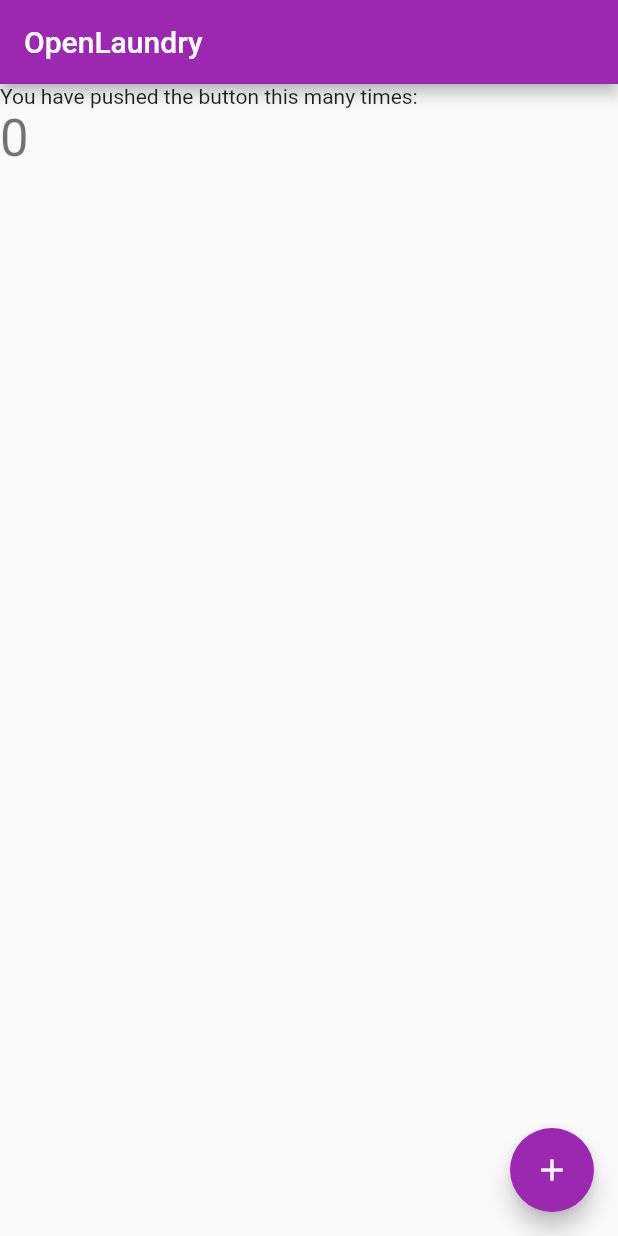
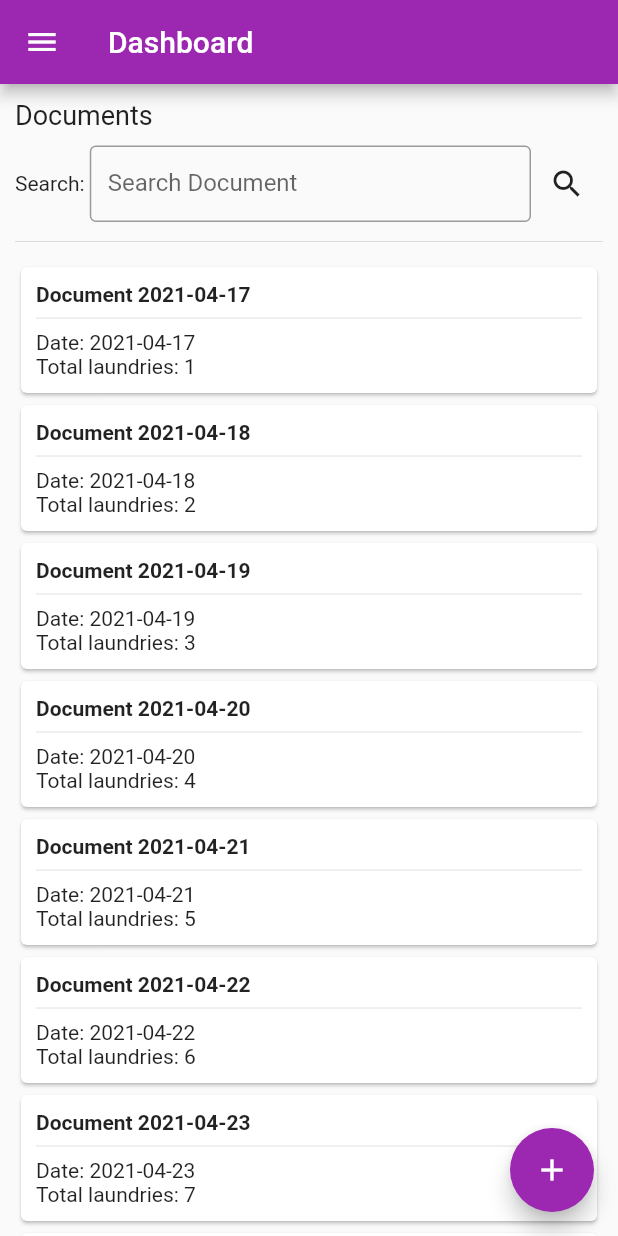
Before and after one commit to Rayendraa/openlaundry-mobile, a Flutter app: the screen it shows after launch, on a phone screen of 412 x 824 dp. Run offline on Flutter 3.47's test engine with Material 2 defaults, Android fonts, the phone set to English and light mode, and no system bars.

Commit message:
major frame

```diff
--- a/lib/main.dart
+++ b/lib/main.dart
@@ -1,4 +1,5 @@
 import 'package:flutter/material.dart';
+import 'package:openlaundry/document_editor.dart';
 
 void main() {
   runApp(MyApp());
@@ -22,31 +23,19 @@ class MyApp extends StatelessWidget {
         // is not restarted.
         primarySwatch: Colors.purple,
       ),
-      home: MyHomePage(title: 'OpenLaundry'),
+      home: MyHomePage(),
     );
   }
 }
 
 class MyHomePage extends StatefulWidget {
-  MyHomePage({Key? key, this.title}) : super(key: key);
-
-  // This widget is the home page of your application. It is stateful, meaning
-  // that it has a State object (defined below) that contains fields that affect
-  // how it looks.
-
-  // This class is the configuration for the state. It holds the values (in this
-  // case the title) provided by the parent (in this case the App widget) and
-  // used by the build method of the State. Fields in a Widget subclass are
-  // always marked "final".
-
-  final String? title;
-
   @override
   _MyHomePageState createState() => _MyHomePageState();
 }
 
 class _MyHomePageState extends State<MyHomePage> {
   int _counter = 0;
+  final _laundryDocumentSearchController = TextEditingController();
 
   void _incrementCounter() {
     setState(() {
@@ -68,32 +57,139 @@ class _MyHomePageState extends State<MyHomePage> {
     // fast, so that you can just rebuild anything that needs updating rather
     // than having to individually change instances of widgets.
     return Scaffold(
+      drawer: Drawer(
+        child: ListView(
+          padding: EdgeInsets.zero,
+          children: [
+            DrawerHeader(
+                decoration: BoxDecoration(color: Colors.purple),
+                child: Text(
+                  'OpenLaundry App',
+                  style: TextStyle(color: Colors.white),
+                )),
+            ListTile(
+              title: TextButton(
+                  onPressed: () {
+                    Navigator.pop(context);
+                  },
+                  child: Row(
+                    children: [Icon(Icons.dashboard), Text('Dashboard')],
+                  )),
+            ),
+            ListTile(
+              title: TextButton(
+                  onPressed: () {
+                    Navigator.pop(context);
+                  },
+                  child: Row(
+                    children: [Icon(Icons.group), Text('Users')],
+                  )),
+            ),
+          ],
+        ),
+      ),
       appBar: AppBar(
         // Here we take the value from the MyHomePage object that was created by
         // the App.build method, and use it to set our appbar title.
-        title: Text(widget.title!),
+        title: Text('Dashboard'),
       ),
       body: Center(
         // Center is a layout widget. It takes a single child and positions it
         // in the middle of the parent.
         child: RefreshIndicator(
           onRefresh: () async {},
+          child: Container(
+            margin: EdgeInsets.only(left: 10, right: 10),
+            child: RefreshIndicator(
+                onRefresh: () async {},
                 child: ListView(
                   physics: AlwaysScrollableScrollPhysics(),
-            children: <Widget>[
+                  children: [
+                    Container(
+                      margin: EdgeInsets.only(top: 10),
+                      child: Text(
+                        'Documents',
+                        style: TextStyle(fontSize: 18),
+                      ),
+                    ),
+                    Container(
+                      margin: EdgeInsets.only(top: 10),
+                      child: Row(
+                        children: [
                           Text(
-                'You have pushed the button this many times:',
+                            'Search: ',
+                            style: TextStyle(),
                           ),
-              Text(
-                '$_counter',
-                style: Theme.of(context).textTheme.headline4,
+                          Expanded(
+                            child: TextField(
+                              decoration: InputDecoration(
+                                border: OutlineInputBorder(),
+                                labelText: 'Search Document',
+                                isDense: true,
+                              ),
+                              controller: _laundryDocumentSearchController,
+                            ),
+                          ),
+                          IconButton(icon: Icon(Icons.search), onPressed: () {})
+                        ],
+                      ),
+                    ),
+                    Container(
+                      margin: EdgeInsets.only(top: 5, bottom: 5),
+                      child: Divider(),
+                    ),
+                    ...(Iterable.generate(100)
+                        .map((n) => GestureDetector(
+                              onTap: () {
+                                Navigator.push(
+                                    context,
+                                    MaterialPageRoute(
+                                        builder: (_) => DocumentEditor(
+                                              uuid: '$n',
+                                            )));
+                              },
+                              child: Container(
+                                child: Card(
+                                  child: Container(
+                                    padding: EdgeInsets.all(10),
+                                    child: Column(
+                                      children: [
+                                        Container(
+                                          alignment: Alignment.centerLeft,
+                                          child: Text(
+                                            'Document ${DateTime(DateTime.now().year, DateTime.now().month, (DateTime.now().day + (n as int))).toString().substring(0, 10)}',
+                                            style: TextStyle(
+                                                fontWeight: FontWeight.bold),
+                                          ),
+                                        ),
+                                        Divider(),
+                                        Container(
+                                          alignment: Alignment.centerLeft,
+                                          child: Text(
+                                              'Date: ${DateTime(DateTime.now().year, DateTime.now().month, (DateTime.now().day + (n as int))).toString().substring(0, 10)}'),
+                                        ),
+                                        Container(
+                                          alignment: Alignment.centerLeft,
+                                          child:
+                                              Text('Total laundries: ${n + 1}'),
                                         ),
                                       ],
                                     ),
                                   ),
                                 ),
+                              ),
+                            ))
+                        .toList())
+                  ],
+                )),
+          ),
+        ),
+      ),
       floatingActionButton: FloatingActionButton(
-        onPressed: _incrementCounter,
+        onPressed: () {
+          Navigator.push(
+              context, MaterialPageRoute(builder: (_) => DocumentEditor()));
+        },
         tooltip: 'Increment',
         child: Icon(Icons.add),
       ), // This trailing comma makes auto-formatting nicer for build methods.
--- a/pubspec.yaml
+++ b/pubspec.yaml
@@ -32,6 +32,10 @@ dependencies:
   http: ^0.13.1
   json_annotation: ^4.0.1
   flutter_dotenv: ^3.1.0
+  uuid: ^3.0.4
+  provider: ^5.0.0
+  intl: ^0.17.0
+  url_launcher: ^6.0.3
 
 dev_dependencies:
   flutter_test:
```
Also changed, not shown: lib/document_editor.dart (added, +293 -0 lines), LICENSE.txt (added), flutter_01.png (added), pubspec.lock, 1 other file. Lines whose indentation alone changed are shown as unchanged.
